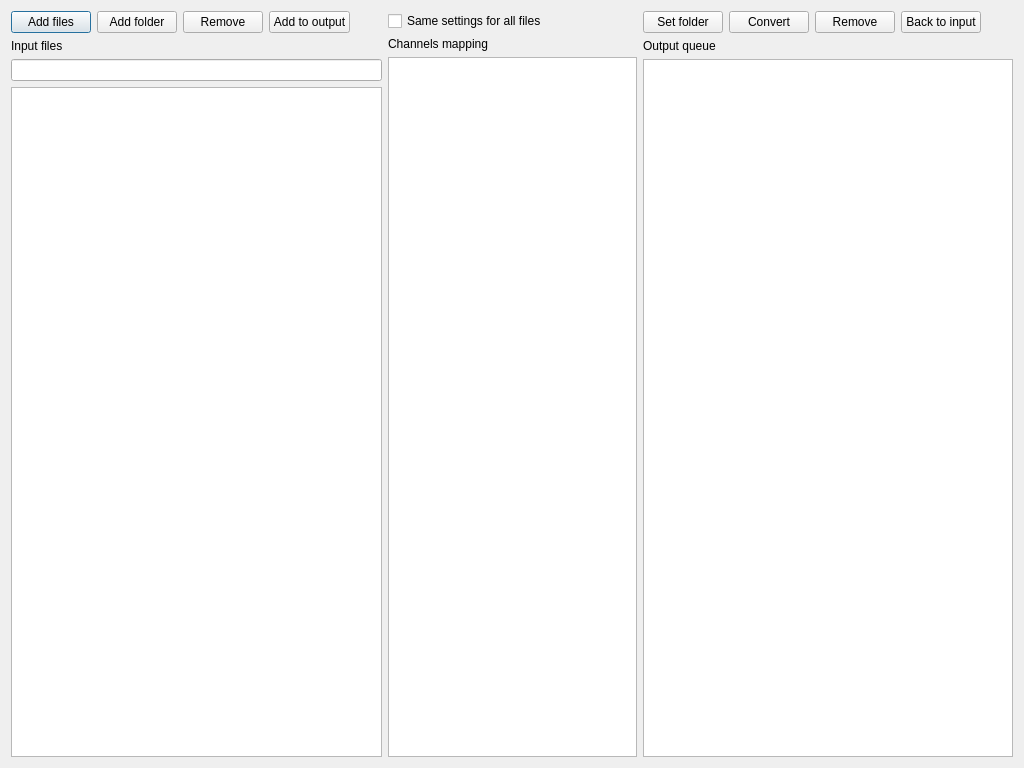
Before: the Qt Designer form view.ui in ngocminhdao88/tdms2uff, drawn with Qt 5.
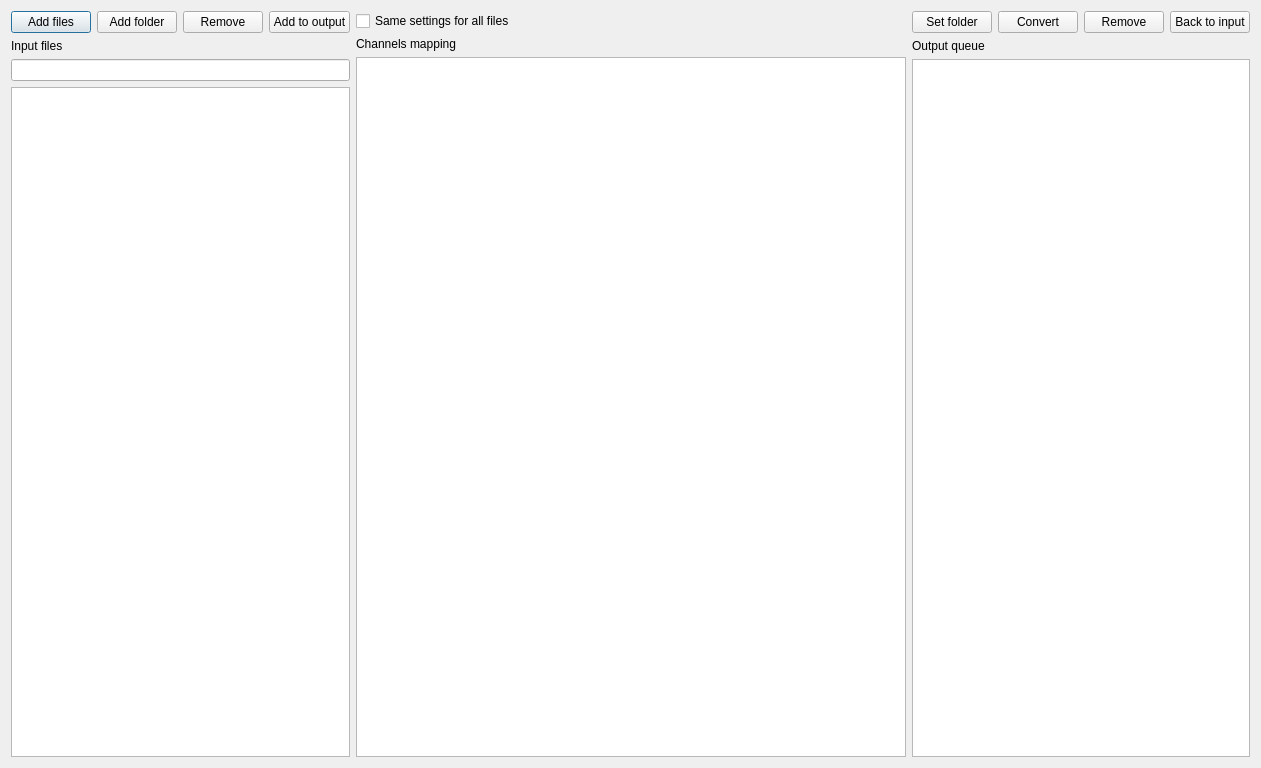
After: the same form once the commit is applied.

Commit message: Set the min width of channel tree view to 550. Auto fit the column width to its contents

```diff
--- a/view.ui
+++ b/view.ui
@@ -6,7 +6,7 @@
    <rect>
     <x>0</x>
     <y>0</y>
-    <width>1024</width>
+    <width>1238</width>
     <height>768</height>
    </rect>
   </property>
@@ -97,7 +97,14 @@
       </widget>
      </item>
      <item>
-      <widget class="QTreeView" name="channelsTreeView"/>
+      <widget class="QTreeView" name="channelsTreeView">
+       <property name="minimumSize">
+        <size>
+         <width>550</width>
+         <height>0</height>
+        </size>
+       </property>
+      </widget>
      </item>
     </layout>
    </item>
```
The commit also changes 5 other files.
